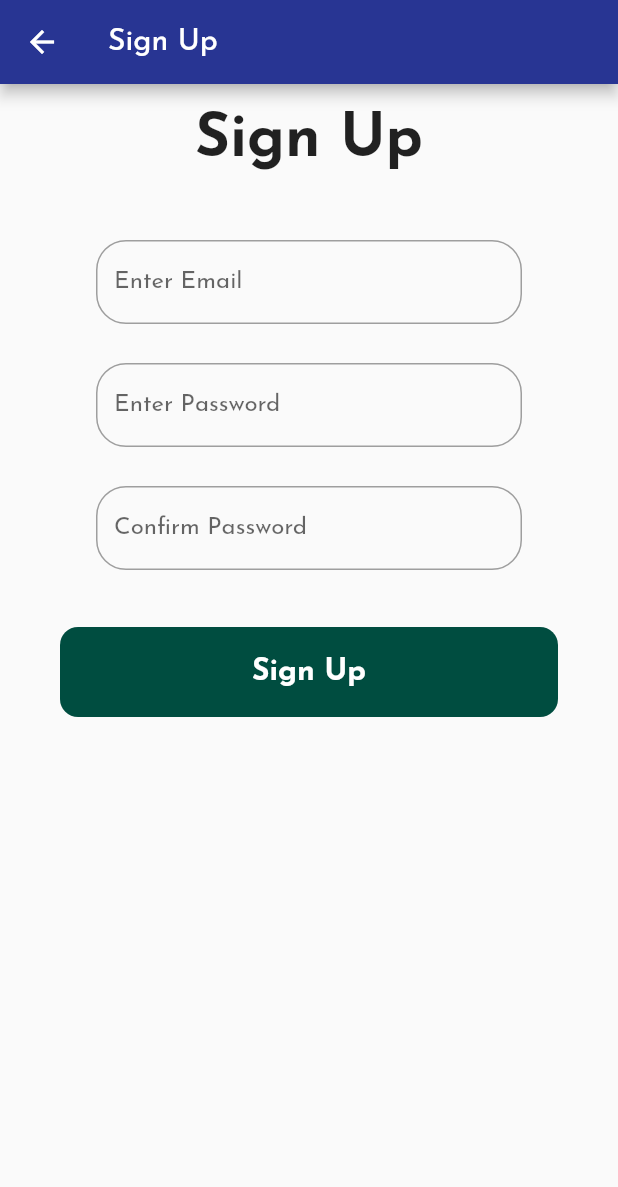
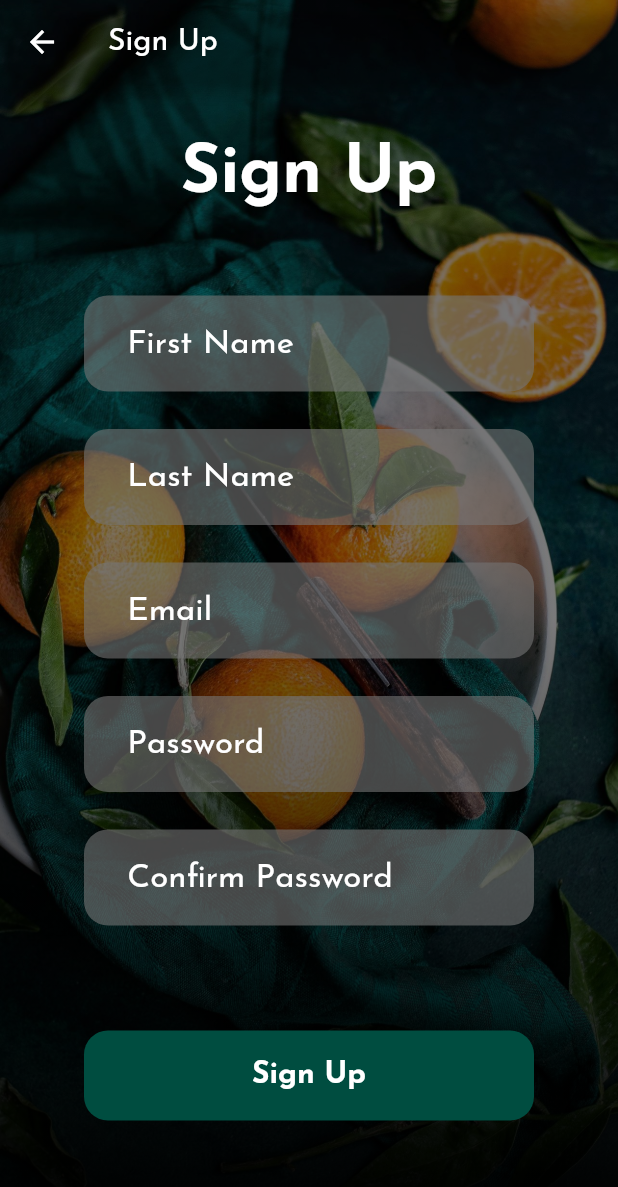
Before and after one commit to Software-Engineering-Project-Group-14/my_diet_guide, a Flutter app: the SignUp screen opened by its route, on a phone screen of 412 x 824 dp. Shown: the top 1187 px of the screen. Run offline on Flutter 3.47's test engine with Material 2 defaults, Android fonts, the phone set to English and light mode, and no system bars; our stand-ins replace cloud_firestore, device_preview, email_validator, firebase_auth, firebase_core, flutter_rating_bar and 2 more; accounts and stored records are empty.

Commit message:
signup ui

```diff
--- a/lib/screens/signup.dart
+++ b/lib/screens/signup.dart
@@ -1,7 +1,8 @@
 import 'package:cloud_firestore/cloud_firestore.dart';
 import 'package:firebase_auth/firebase_auth.dart';
 import 'package:flutter/material.dart';
-import 'package:my_diet_guide/screens/user_details_form.dart';
+import 'package:my_diet_guide/widgets/background_image.dart';
+import 'package:my_diet_guide/widgets/palatte.dart';
 
 class SignUp extends StatefulWidget {
   const SignUp({Key? key}) : super(key: key);
@@ -16,68 +17,62 @@ class _SignUpState extends State<SignUp> {
   final _emailController = TextEditingController();
   final _passwordController = TextEditingController();
   final _confirmPasswordController = TextEditingController();
+  final _firstnameController = TextEditingController();
+  final _lastnameController = TextEditingController();
 
   bool error = false;
-
   @override
   void dispose() {
     // TODO: implement dispose
     _emailController.dispose();
     _passwordController.dispose();
     _confirmPasswordController.dispose();
+    _firstnameController.dispose();
+    _lastnameController.dispose();
     super.dispose();
   }
 
   //function for sign up a user
   Future signUpFunc() async{
     if(passwordConfirmed()){
-      String email = _emailController.text.trim();
-      String password = _passwordController.text.trim();
-      Navigator.push(context, MaterialPageRoute(builder: (context) => UserDetailsForm(email: email, password: password)));
+      await FirebaseAuth.instance.createUserWithEmailAndPassword(
+          email: _emailController.text.trim(),
+          password: _passwordController.text.trim());
+
+      //add user details
+      addUserDetails(
+          _firstnameController.text.trim(),
+          _lastnameController.text.trim(),
+          _emailController.text.trim());
+      showDialog(context: context, builder: (context){
+        return AlertDialog(
+            content: Text('User Added!'),
+            backgroundColor: Colors.green[200],
+            actions: <Widget>[
+              new MaterialButton(
+                color: Colors.green,
+                child: new Text("OK", style: TextStyle(color: Colors.white),),
+                onPressed: () {
+                  Navigator.of(context).pop();
+                },
+              ),
+            ]
+        );
+      });
     }
 
-
-      // await FirebaseAuth.instance.createUserWithEmailAndPassword(
-      //     email: _emailController.text.trim(),
-      //     password: _passwordController.text.trim());
-      //
-      // //add user details
-      // addUserDetails(
-      //     _firstnameController.text.trim(),
-      //     _lastnameController.text.trim(),
-      //     _emailController.text.trim());
-      // showDialog(context: context, builder: (context){
-      //   return AlertDialog(
-      //       content: Text('User Added!'),
-      //       backgroundColor: Colors.green[200],
-      //       actions: <Widget>[
-      //         new MaterialButton(
-      //           color: Colors.green,
-      //           child: new Text("OK", style: TextStyle(color: Colors.white),),
-      //           onPressed: () {
-      //             Navigator.of(context).pop();
-      //           },
-      //         ),
-      //       ]
-      //   );
-
-      //});
   }
-
-
-  // Future addUserDetails(
-  //     String firstname, String lastname, String email
-  //     ) async {
-  //   await FirebaseFirestore.instance.collection('user').add(
-  //     {
-  //       'first name' : firstname,
-  //       'last name' : lastname,
-  //       'email' : email
-  //     }
-  //   );
-  // }
-
-
+  Future addUserDetails(
+      String firstname, String lastname, String email
+      ) async {
+    await FirebaseFirestore.instance.collection('user').add(
+      {
+        'first name' : firstname,
+        'last name' : lastname,
+        'email' : email
+      }
+    );
+  }
 
   bool passwordConfirmed(){
     if(_passwordController.text.trim() == _confirmPasswordController.text.trim()){
@@ -104,9 +99,13 @@ class _SignUpState extends State<SignUp> {
 
   @override
   Widget build(BuildContext context) {
-    return Scaffold(
+    return Stack(
+      children:[
+        BackgroundImage(),
+        Scaffold(
+          backgroundColor: Colors.transparent,
         appBar: AppBar(
-        backgroundColor: Colors.indigo[800],
+          backgroundColor: Colors.transparent,
           title: const Text('Sign Up',),
         ),
 
@@ -114,184 +113,46 @@ class _SignUpState extends State<SignUp> {
             child: SingleChildScrollView(
               child:
                   Column(
+                    mainAxisAlignment: MainAxisAlignment.center,
                     children: [
 
-                    SizedBox(height: 10,),
+                      SizedBox(height: 30,),
 
                       Padding(
                         padding: const EdgeInsets.all(8.0),
                         child: Text('Sign Up',
-                        style: TextStyle(
-                          fontSize: 40,
-                          fontWeight: FontWeight.bold,
-                        ),
+                          style: HeadingTitle
                         ),
                       ),
 
-                    SizedBox(height: 30,),
-                    // //First Name
-                    //     SizedBox(
-                    //       width: 300,
-                    //       child: Padding(
-                    //         padding: const EdgeInsets.all(8.0),
-                    //         child: Center(
-                    //           child: TextField(
-                    //             controller: _firstnameController,
-                    //             decoration: InputDecoration(
-                    //               enabledBorder: OutlineInputBorder(
-                    //                 borderRadius: BorderRadius.circular(20),
-                    //                 borderSide: BorderSide(
-                    //                   width: 1,
-                    //                   color: Colors.grey
-                    //                 )
-                    //               ),
-                    //                 labelText: 'Enter First Name',
-                    //             ),
-                    //           ),
-                    //         ),
-                    //       ),
-                    //     ),
-                    //
-                    // SizedBox(height: 10,),
-                    // //Last Name
-                    //     SizedBox(
-                    //       width: 300,
-                    //       child: Padding(
-                    //         padding: const EdgeInsets.all(8.0),
-                    //         child: TextField(
-                    //           controller: _lastnameController,
-                    //           decoration: InputDecoration(
-                    //               enabledBorder: OutlineInputBorder(
-                    //                   borderRadius: BorderRadius.circular(20),
-                    //                   borderSide: BorderSide(
-                    //                       width: 1,
-                    //                       color: Colors.grey
-                    //                   )
-                    //               ),
-                    //               labelText: 'Enter Last Name'
-                    //           ),
-                    //         ),
-                    //       ),
-                    //     ),
-
-
-                    // SizedBox(height: 10,),
-
-
-                        //input email
-                        SizedBox(
+                      SizedBox(height: 50,),
+                      //First Name
+                          Container(
+                            decoration: BoxDecoration(
+                              color: Colors.grey.shade600.withOpacity(0.6),
+                              borderRadius: BorderRadius.circular(16),
+                            ),
                             width: 300,
                             child: Padding(
                               padding: const EdgeInsets.all(8.0),
+                              child: Center(
                                 child: TextField(
-                              controller: _emailController,
+                                  style: TextStyle(
+                                    fontSize: 22,
+                                    color: Colors.white,
+                                  ),
+                                  controller: _firstnameController,
                                   decoration: InputDecoration(
-                                  enabledBorder: OutlineInputBorder(
-                                      borderRadius: BorderRadius.circular(20),
-                                      borderSide: BorderSide(
-                                          width: 1,
-                                          color: Colors.grey
-                                      )
+                                      errorStyle: TextStyle(
+                                          fontSize: 15,
+                                          color: Colors.red[1000]
                                       ),
-                                  labelText: 'Enter Email'
-                              ),
-                            ),
-                          ),
-                        ),
-
-                    SizedBox(height: 10,),
-
-
-                    //Password
-                        //input password
-                        SizedBox(
-                          width: 300,
-                          child: Padding(
-                            padding: const EdgeInsets.all(8.0),
-                            child: TextField(
-                              controller: _passwordController,
-                              obscureText: true,
-                              decoration: InputDecoration(
-                                  enabledBorder: OutlineInputBorder(
-                                      borderRadius: BorderRadius.circular(20),
-                                      borderSide: BorderSide(
-                                          width: 1,
-                                          color: Colors.grey
-                                      )
-                                  ),
-                                  labelText: 'Enter Password'
-                              ),
-                            ),
-                          ),
-                        ),
-
-                    SizedBox(height: 10,),
-
-
-                    //Confirm password
-                        SizedBox(
-                          width: 300,
-                          child: Padding(
-                            padding: const EdgeInsets.all(8.0),
-                            child: TextField(
-                              controller: _confirmPasswordController,
-                              obscureText: true,
-                              decoration: InputDecoration(
-                                  enabledBorder: OutlineInputBorder(
-                                      borderRadius: BorderRadius.circular(20),
-                                      borderSide: BorderSide(
-                                          width: 1,
-                                          color: Colors.grey
-                                      )
-                                  ),
-                                  labelText: 'Confirm Password'
-                              ),
-                            ),
-                          ),
-                        ),
-
-
-                    SizedBox(height: 10,),
-                    SizedBox(height: 20,),
-
-
-                    //Sign Up button
-                    // Padding(
-                    //   padding: const EdgeInsets.symmetric(horizontal: 25.0),
-                    //   child: GestureDetector(
-                    //     onTap: signUpFunc,
-                    //     child: Container(
-                    //       padding: EdgeInsets.all(20),
-                    //       decoration: BoxDecoration(color: Colors.deepPurple,
-                    //           borderRadius: BorderRadius.circular(12)),
-                    //       child: Center(
-                    //         child: Text('Sign Up',
-                    //           style: TextStyle(color: Colors.white,
-                    //               fontWeight: FontWeight.bold,
-                    //               fontSize: 18),),
-                    //       ),
-                    //     ),
-                    //   ),
-                    // ),
-
-
-                    Padding(
-                      padding: const EdgeInsets.symmetric(horizontal: 40),
-                      child: GestureDetector(
-                        onTap: signUpFunc,
-                        child: Container(
-                          padding: const EdgeInsets.all(20),
-                          decoration: BoxDecoration(
-                            color: Colors.teal.shade900,
-                            borderRadius: BorderRadius.circular(12),
-                          ),
-                          child: const Center(
-                            child: Text(
-                              'Sign Up',
-                              style: TextStyle(
-                                color: Colors.white,
-                                fontWeight:FontWeight.bold,
-                                fontSize: 20,
+                                      contentPadding: EdgeInsets.symmetric(vertical: 0),
+                                      border: InputBorder.none,
+                                      hintText: '   First Name',
+                                      hintStyle: TextStyle(
+                                          fontSize: 22,
+                                          color: Colors.white
                                       ),
                                   ),
                                 ),
@@ -299,10 +160,182 @@ class _SignUpState extends State<SignUp> {
                             ),
                           ),
 
+                      SizedBox(height: 25,),
+                      //Last Name
+                      Container(
+                        decoration: BoxDecoration(
+                          color: Colors.grey.shade600.withOpacity(0.6),
+                          borderRadius: BorderRadius.circular(16),
+                        ),
+                        width: 300,
+                        child: Padding(
+                          padding: const EdgeInsets.all(8.0),
+                          child: Center(
+                            child: TextField(
+                              style: TextStyle(
+                                fontSize: 22,
+                                color: Colors.white,
+                              ),
+                              controller: _lastnameController,
+                              decoration: InputDecoration(
+                                errorStyle: TextStyle(
+                                    fontSize: 15,
+                                    color: Colors.red[1000]
+                                ),
+                                contentPadding: EdgeInsets.symmetric(vertical: 0),
+                                border: InputBorder.none,
+                                hintText: '   Last Name',
+                                hintStyle: TextStyle(
+                                    fontSize: 22,
+                                    color: Colors.white
+                                ),
+                              ),
+                            ),
+                          ),
+                        ),
+                      ),
+
+
+                      SizedBox(height: 25,),
+                          //input email
+                      Container(
+                        decoration: BoxDecoration(
+                          color: Colors.grey.shade600.withOpacity(0.6),
+                          borderRadius: BorderRadius.circular(16),
+                        ),
+                        width: 300,
+                        child: Padding(
+                          padding: const EdgeInsets.all(8.0),
+                          child: Center(
+                            child: TextField(
+                              style: TextStyle(
+                                fontSize: 22,
+                                color: Colors.white,
+                              ),
+                              controller: _emailController,
+                              decoration: InputDecoration(
+                                errorStyle: TextStyle(
+                                    fontSize: 15,
+                                    color: Colors.red[1000]
+                                ),
+                                contentPadding: EdgeInsets.symmetric(vertical: 0),
+                                border: InputBorder.none,
+                                hintText: '   Email',
+                                hintStyle: TextStyle(
+                                    fontSize: 22,
+                                    color: Colors.white
+                                ),
+                              ),
+                            ),
+                          ),
+                        ),
+                      ),
+
+                      SizedBox(height: 25,),
+                      //Password
+                      //input password
+                      Container(
+                        decoration: BoxDecoration(
+                          color: Colors.grey.shade600.withOpacity(0.6),
+                          borderRadius: BorderRadius.circular(16),
+                        ),
+                        width: 300,
+                        child: Padding(
+                          padding: const EdgeInsets.all(8.0),
+                          child: Center(
+                            child: TextField(
+                              style: TextStyle(
+                                fontSize: 22,
+                                color: Colors.white,
+                              ),
+                              controller: _passwordController,
+                              decoration: InputDecoration(
+                                errorStyle: TextStyle(
+                                    fontSize: 15,
+                                    color: Colors.red[1000]
+                                ),
+                                contentPadding: EdgeInsets.symmetric(vertical: 0),
+                                border: InputBorder.none,
+                                hintText: '   Password',
+                                hintStyle: TextStyle(
+                                    fontSize: 22,
+                                    color: Colors.white
+                                ),
+                              ),
+                            ),
+                          ),
+                        ),
+                      ),
+
+                      SizedBox(height: 25,),
+                      //Confirm password
+                      Container(
+                        decoration: BoxDecoration(
+                          color: Colors.grey.shade600.withOpacity(0.6),
+                          borderRadius: BorderRadius.circular(16),
+                        ),
+                        width: 300,
+                        child: Padding(
+                          padding: const EdgeInsets.all(8.0),
+                          child: Center(
+                            child: TextField(
+                              style: TextStyle(
+                                fontSize: 22,
+                                color: Colors.white,
+                              ),
+                              controller: _confirmPasswordController,
+                              decoration: InputDecoration(
+                                errorStyle: TextStyle(
+                                    fontSize: 15,
+                                    color: Colors.red[1000]
+                                ),
+                                contentPadding: EdgeInsets.symmetric(vertical: 0),
+                                border: InputBorder.none,
+                                hintText: '   Confirm Password',
+                                hintStyle: TextStyle(
+                                    fontSize: 22,
+                                    color: Colors.white
+                                ),
+                              ),
+                            ),
+                          ),
+                        ),
+                      ),
+
+                      SizedBox(height: 70,),
+                      //Sign Up button
+                      Row(
+                        mainAxisAlignment: MainAxisAlignment.center,
+                        children: [
+                          SizedBox(
+                            width : 350,
+                            child: Padding(
+                              padding: const EdgeInsets.symmetric(horizontal: 25.0),
+                            child: GestureDetector(
+                              onTap: signUpFunc,
+                              child: Container(
+                                padding: EdgeInsets.all(20),
+                                decoration: BoxDecoration(color: Colors.teal.shade900,
+                                    borderRadius: BorderRadius.circular(16)),
+                                child: Center(
+                                  child: Text('Sign Up',
+                                    style: TextStyle(color: Colors.white,
+                                        fontWeight: FontWeight.bold,
+                                        fontSize: 20),),
+                                ),
+                              ),
+                            ),
+                    ),
+                          ),
+                        ],
+                      ),
+
                   ],
                 ),
           ),
       ),
+    ),
+  ]
     );
   }
 }
```
Lines whose indentation alone changed are shown as unchanged.
